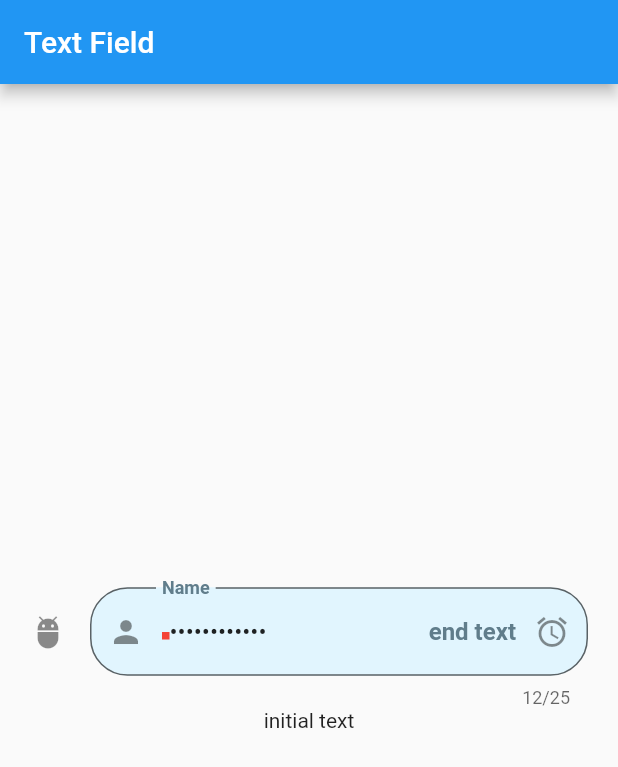
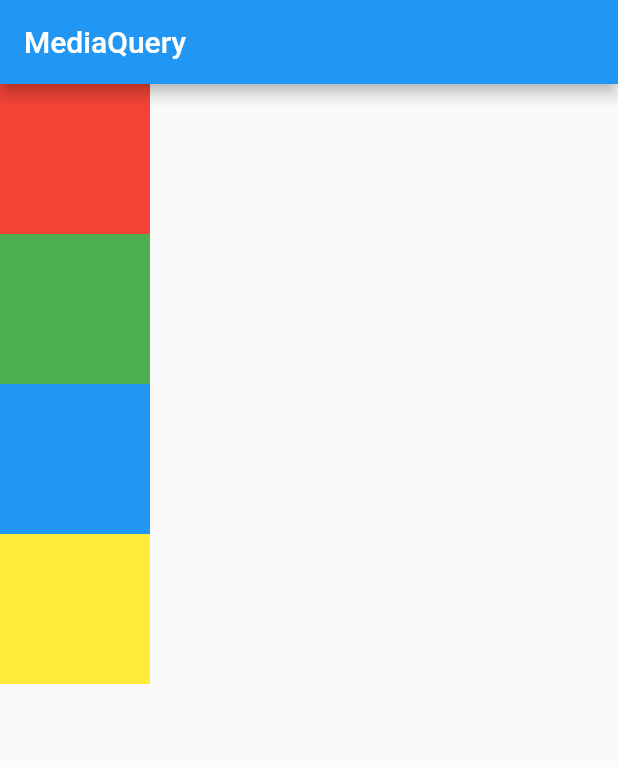
Before and after one commit to lewisccx/flutter_fundamental, a Flutter app: the screen it shows after launch, on a phone screen of 412 x 824 dp. Shown: the top 767 px of the screen. Run offline on Flutter 3.47's test engine with Material 2 defaults, Android fonts, the light colour scheme and no system bars.

Commit message:
added mediaQuery

```diff
--- a/lib/main.dart
+++ b/lib/main.dart
@@ -1,5 +1,4 @@
 import 'package:flutter/material.dart';
-import 'package:flutter_fundamental/login.dart';
 
 void main() {
   runApp(MyApp());
@@ -16,53 +15,44 @@ class _MyAppState extends State<MyApp> {
 
   @override
   Widget build(BuildContext context) {
-    return MaterialApp(
-        home: Scaffold(
-      appBar: AppBar(
-        title: Text("Text Field"),
-      ),
-      body: Container(
-        margin: EdgeInsets.all(20),
-        child: Column(
-          mainAxisAlignment: MainAxisAlignment.center,
-          children: [
-            TextField(
-              decoration: InputDecoration(
-                fillColor: Colors.lightBlue[50],
-                filled: true,
-                suffixIcon: Icon(Icons.access_alarm),
-                suffixText: "end text",
-                //suffix: ,
-                prefix: Container(
-                  width: 5,
-                  height: 5,
-                  color: Colors.red,
-                ),
-                hintText: "Enter your name",
-                hintStyle: TextStyle(color: Colors.blueGrey, fontWeight: FontWeight.bold) ,
-                icon: Icon(Icons.adb),
-                prefixIcon: Icon(Icons.person),
-                //prefixText: "Name: ",
-                //prefixStyle: TextStyle(color: Colors.blueGrey, fontWeight: FontWeight.bold) ,
-                labelText: "Name",
-                labelStyle: TextStyle(color: Colors.blueGrey, fontWeight: FontWeight.bold) ,
-                border: OutlineInputBorder(
-                  borderRadius: BorderRadius.circular(25)
-                ),
-
-              ),
-              maxLength: 25,
-              maxLines: 1,
-              obscureText: true,//password
-              onChanged: (value) {
-                setState(() {});
-              },
-              controller: controller,
-            ),
-            Text(controller.text)
-          ],
-        ),
-      ),
-    ));
+    return MaterialApp(home: MainPage());
   }
 }
+
+class MainPage extends StatelessWidget {
+  @override
+  Widget build(BuildContext context) {
+    return Scaffold(
+        appBar: AppBar(
+          title: Text("MediaQuery"),
+        ),
+        body: (MediaQuery.of(context).orientation == Orientation.portrait)
+            ? Column(children: generateContainers())
+            : Row(children: generateContainers()));
+  }
+
+  List<Widget> generateContainers() {
+    return <Widget>[
+      Container(
+        color: Colors.red,
+        width: 100,
+        height: 100,
+      ),
+      Container(
+        color: Colors.green,
+        width: 100,
+        height: 100,
+      ),
+      Container(
+        color: Colors.blue,
+        width: 100,
+        height: 100,
+      ),
+      Container(
+        color: Colors.yellow,
+        width: 100,
+        height: 100,
+      ),
+    ];
+  }
+}
```
